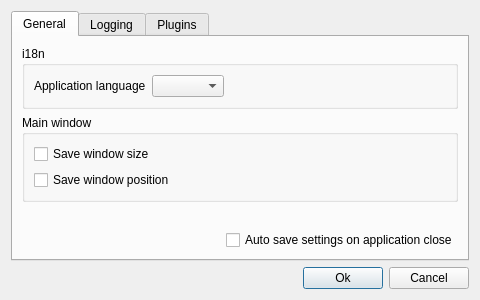
einaru/luma, file src/lib/luma/base/gui/SettingsDialogDesign.ui: the form before one commit.
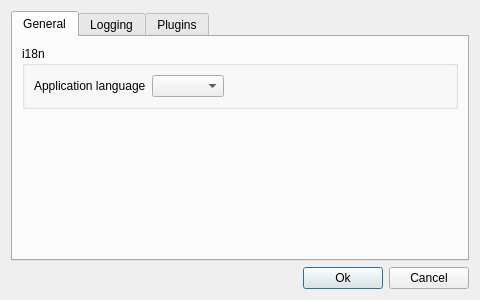
The form after the commit.

Commit message: Branced my own branch (S2-settings-system) to do some major cleanup and restructure. The MainWin class is almost completely rewritten, and the settings system is working as per my own testing on Linux. The translation system should also work flawless now (also per my own testing on Linux) I even have translated the entire application to a few selected languages.

```diff
--- a/src/lib/luma/base/gui/SettingsDialogDesign.ui
+++ b/src/lib/luma/base/gui/SettingsDialogDesign.ui
@@ -97,33 +97,6 @@
          </layout>
         </widget>
        </item>
-       <item>
-        <widget class="QGroupBox" name="mainWinGroup">
-         <property name="title">
-          <string>Main window</string>
-         </property>
-         <layout class="QVBoxLayout" name="verticalLayout_5">
-          <item>
-           <layout class="QFormLayout" name="formLayout">
-            <item row="0" column="0">
-             <widget class="QCheckBox" name="saveWindowSize">
-              <property name="text">
-               <string>Save window size</string>
-              </property>
-             </widget>
-            </item>
-            <item row="1" column="0">
-             <widget class="QCheckBox" name="saveWindowPosition">
-              <property name="text">
-               <string>Save window position</string>
-              </property>
-             </widget>
-            </item>
-           </layout>
-          </item>
-         </layout>
-        </widget>
-       </item>
        <item>
         <spacer name="spacer_2">
          <property name="orientation">
@@ -137,30 +110,6 @@
          </property>
         </spacer>
        </item>
-       <item>
-        <layout class="QHBoxLayout" name="horizontalLayout_5">
-         <item>
-          <spacer name="horizontalSpacer_3">
-           <property name="orientation">
-            <enum>Qt::Horizontal</enum>
-           </property>
-           <property name="sizeHint" stdset="0">
-            <size>
-             <width>40</width>
-             <height>20</height>
-            </size>
-           </property>
-          </spacer>
-         </item>
-         <item>
-          <widget class="QCheckBox" name="saveOnClose">
-           <property name="text">
-            <string>Auto save settings on application close</string>
-           </property>
-          </widget>
-         </item>
-        </layout>
-       </item>
       </layout>
      </widget>
      <widget class="QWidget" name="tabLogging">
```
Left out of the diff: 21 changed lines with no effect on the pictures. The commit also changes 42 other files.
